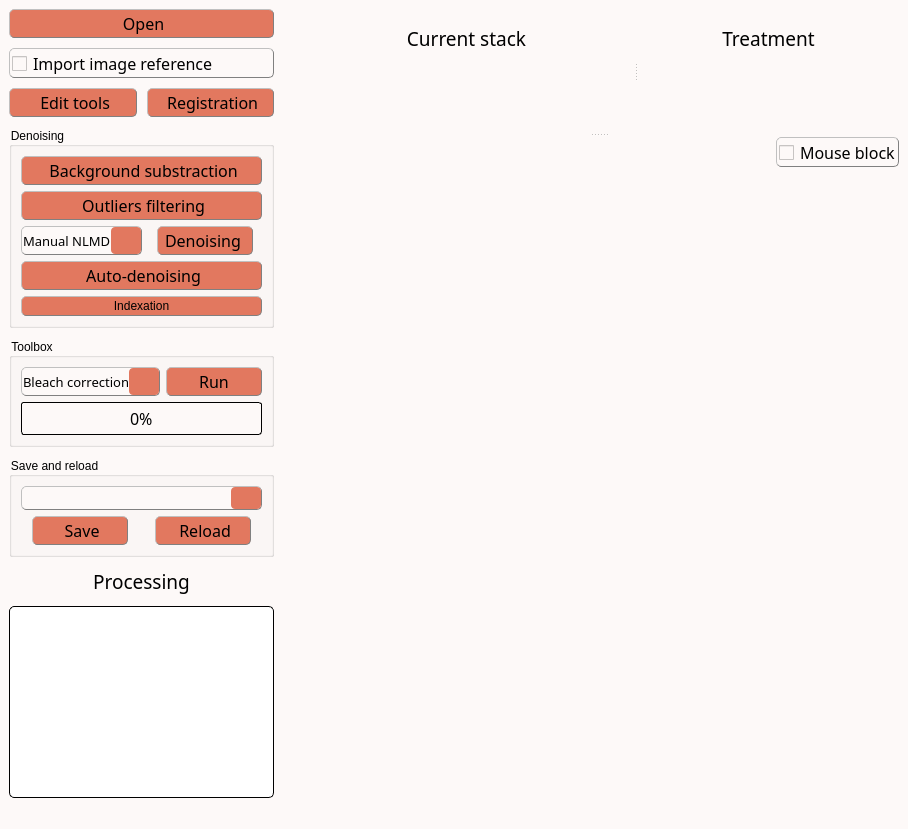
Above: inichord/__main__.ui from Cyril-Langlois/iniCHORD before the change. Below: the same form after it.
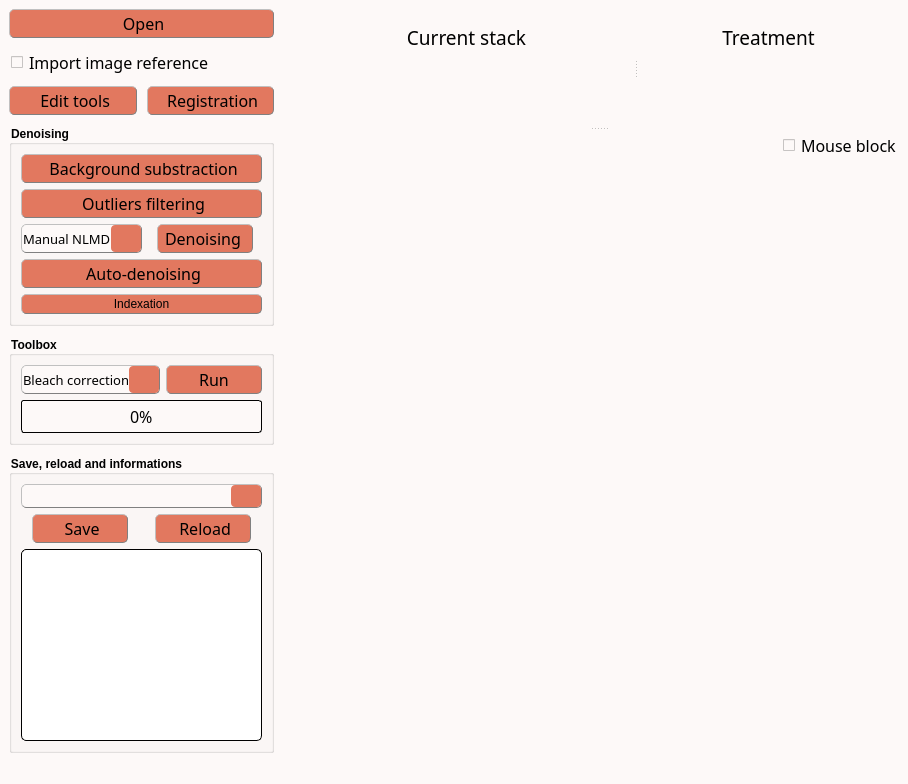
That is the form after the change. Icons and pictures are not drawn. Custom widgets are drawn as their Qt base class.

Diff of the .ui file:
```diff
--- a/inichord/__main__.ui
+++ b/inichord/__main__.ui
@@ -10,7 +10,7 @@
     <x>0</x>
     <y>0</y>
     <width>860</width>
-    <height>753</height>
+    <height>712</height>
    </rect>
   </property>
   <property name="sizePolicy">
@@ -48,13 +48,13 @@
 QLabel, QPushButton, QPushButton:hover, QCheckBox, QComboBox, Line, QTextEdit, QSpinBox {color: rgb(0, 0, 0)}
 
 /* style des bordures 1 */
-QLabel, QPushButton, QPushButton:hover, QCheckBox, QComboBox, QSpinBox  {
+QLabel, QPushButton, QPushButton:hover, QComboBox, QSpinBox  {
 	border-style : outset;
 	min-width : 5em;
 }
 
 /* style des bordures 2 */
-QPushButton, QPushButton:hover, QCheckBox, QComboBox, QSpinBox  {
+QPushButton, QPushButton:hover, QComboBox, QSpinBox  {
 	border-radius: 5px;
 	border-width: 1px;
 	border-color: gray;
@@ -74,8 +74,8 @@
 
 /* Gestion taille des QCheckBoxes */
 QCheckBox::indicator:unchecked, QCheckBox::indicator:unchecked:hover, QCheckBox::indicator:checked, QCheckBox::indicator:checked:hover  {
-	width :15px;
-	height : 15px;
+	width :12px;
+	height : 12px;
 }
 
 QLabel {
@@ -174,6 +174,10 @@
     height: 30px;
     margin: -10px 0; /* handle is placed by default on the contents rect of the groove. Expand outside the groove */
     border-radius: 3px;
+}
+
+QGroupBox {
+    font-weight: bold;
 }</string>
   </property>
   <property name="toolButtonStyle">
@@ -267,7 +271,7 @@
           </property>
           <property name="minimumSize">
            <size>
-            <width>96</width>
+            <width>0</width>
             <height>0</height>
            </size>
           </property>
@@ -370,6 +374,12 @@
         </item>
         <item>
          <widget class="QGroupBox" name="groupBox">
+          <property name="font">
+           <font>
+            <weight>75</weight>
+            <bold>true</bold>
+           </font>
+          </property>
           <property name="title">
            <string>Denoising</string>
           </property>
@@ -760,7 +770,7 @@
         <item>
          <widget class="QGroupBox" name="groupBox_3">
           <property name="title">
-           <string>Save and reload</string>
+           <string>Save, reload and informations</string>
           </property>
           <layout class="QVBoxLayout" name="verticalLayout_6">
            <item>
@@ -892,224 +902,6 @@
              </item>
             </layout>
            </item>
-          </layout>
-         </widget>
-        </item>
-        <item>
-         <widget class="QLabel" name="label_InfoBox">
-          <property name="sizePolicy">
-           <sizepolicy hsizetype="Preferred" vsizetype="Minimum">
-            <horstretch>0</horstretch>
-            <verstretch>0</verstretch>
-           </sizepolicy>
-          </property>
-          <property name="minimumSize">
-           <size>
-            <width>112</width>
-            <height>0</height>
-           </size>
-          </property>
-          <property name="palette">
-           <palette>
-            <active>
-             <colorrole role="WindowText">
-              <brush brushstyle="SolidPattern">
-               <color alpha="255">
-                <red>0</red>
-                <green>0</green>
-                <blue>0</blue>
-               </color>
-              </brush>
-             </colorrole>
-             <colorrole role="Button">
-              <brush brushstyle="SolidPattern">
-               <color alpha="255">
-                <red>253</red>
-                <green>249</green>
-                <blue>248</blue>
-               </color>
-              </brush>
-             </colorrole>
-             <colorrole role="Text">
-              <brush brushstyle="SolidPattern">
-               <color alpha="255">
-                <red>0</red>
-                <green>0</green>
-                <blue>0</blue>
-               </color>
-              </brush>
-             </colorrole>
-             <colorrole role="ButtonText">
-              <brush brushstyle="SolidPattern">
-               <color alpha="255">
-                <red>0</red>
-                <green>0</green>
-                <blue>0</blue>
-               </color>
-              </brush>
-             </colorrole>
-             <colorrole role="Base">
-              <brush brushstyle="SolidPattern">
-               <color alpha="255">
-                <red>253</red>
-                <green>249</green>
-                <blue>248</blue>
-               </color>
-              </brush>
-             </colorrole>
-             <colorrole role="Window">
-              <brush brushstyle="SolidPattern">
-               <color alpha="255">
-                <red>253</red>
-                <green>249</green>
-                <blue>248</blue>
-               </color>
-              </brush>
-             </colorrole>
-            </active>
-            <inactive>
-             <colorrole role="WindowText">
-              <brush brushstyle="SolidPattern">
-               <color alpha="255">
-                <red>0</red>
-                <green>0</green>
-                <blue>0</blue>
-               </color>
-              </brush>
-             </colorrole>
-             <colorrole role="Button">
-              <brush brushstyle="SolidPattern">
-               <color alpha="255">
-                <red>253</red>
-                <green>249</green>
-                <blue>248</blue>
-               </color>
-              </brush>
-             </colorrole>
-             <colorrole role="Text">
-              <brush brushstyle="SolidPattern">
-               <color alpha="255">
-                <red>0</red>
-                <green>0</green>
-                <blue>0</blue>
-               </color>
-              </brush>
-             </colorrole>
-             <colorrole role="ButtonText">
-              <brush brushstyle="SolidPattern">
-               <color alpha="255">
-                <red>0</red>
-                <green>0</green>
-                <blue>0</blue>
-               </color>
-              </brush>
-             </colorrole>
-             <colorrole role="Base">
-              <brush brushstyle="SolidPattern">
-               <color alpha="255">
-                <red>253</red>
-                <green>249</green>
-                <blue>248</blue>
-               </color>
-              </brush>
-             </colorrole>
-             <colorrole role="Window">
-              <brush brushstyle="SolidPattern">
-               <color alpha="255">
-                <red>253</red>
-                <green>249</green>
-                <blue>248</blue>
-               </color>
-              </brush>
-             </colorrole>
-            </inactive>
-            <disabled>
-             <colorrole role="WindowText">
-              <brush brushstyle="SolidPattern">
-               <color alpha="255">
-                <red>0</red>
-                <green>0</green>
-                <blue>0</blue>
-               </color>
-              </brush>
-             </colorrole>
-             <colorrole role="Button">
-              <brush brushstyle="SolidPattern">
-               <color alpha="255">
-                <red>253</red>
-                <green>249</green>
-                <blue>248</blue>
-               </color>
-              </brush>
-             </colorrole>
-             <colorrole role="Text">
-              <brush brushstyle="SolidPattern">
-               <color alpha="255">
-                <red>0</red>
-                <green>0</green>
-                <blue>0</blue>
-               </color>
-              </brush>
-             </colorrole>
-             <colorrole role="ButtonText">
-              <brush brushstyle="SolidPattern">
-               <color alpha="255">
-                <red>0</red>
-                <green>0</green>
-                <blue>0</blue>
-               </color>
-              </brush>
-             </colorrole>
-             <colorrole role="Base">
-              <brush brushstyle="SolidPattern">
-               <color alpha="255">
-                <red>253</red>
-                <green>249</green>
-                <blue>248</blue>
-               </color>
-              </brush>
-             </colorrole>
-             <colorrole role="Window">
-              <brush brushstyle="SolidPattern">
-               <color alpha="255">
-                <red>253</red>
-                <green>249</green>
-                <blue>248</blue>
-               </color>
-              </brush>
-             </colorrole>
-            </disabled>
-           </palette>
-          </property>
-          <property name="font">
-           <font>
-            <family>Noto Sans Cond</family>
-            <pointsize>14</pointsize>
-            <weight>50</weight>
-            <italic>false</italic>
-            <bold>false</bold>
-           </font>
-          </property>
-          <property name="styleSheet">
-           <string notr="true"/>
-          </property>
-          <property name="lineWidth">
-           <number>1</number>
-          </property>
-          <property name="midLineWidth">
-           <number>0</number>
-          </property>
-          <property name="text">
-           <string>Processing</string>
-          </property>
-          <property name="scaledContents">
-           <bool>false</bool>
-          </property>
-          <property name="alignment">
-           <set>Qt::AlignCenter</set>
-          </property>
-         </widget>
-        </item>
         <item>
          <widget class="QTextEdit" name="Info_box">
           <property name="sizePolicy">
@@ -1314,6 +1106,12 @@
           <property name="midLineWidth">
            <number>1</number>
           </property>
+             <property name="readOnly">
+              <bool>true</bool>
+             </property>
+            </widget>
+           </item>
+          </layout>
          </widget>
         </item>
        </layout>
```
Lines whose indentation alone changed are shown as unchanged.
